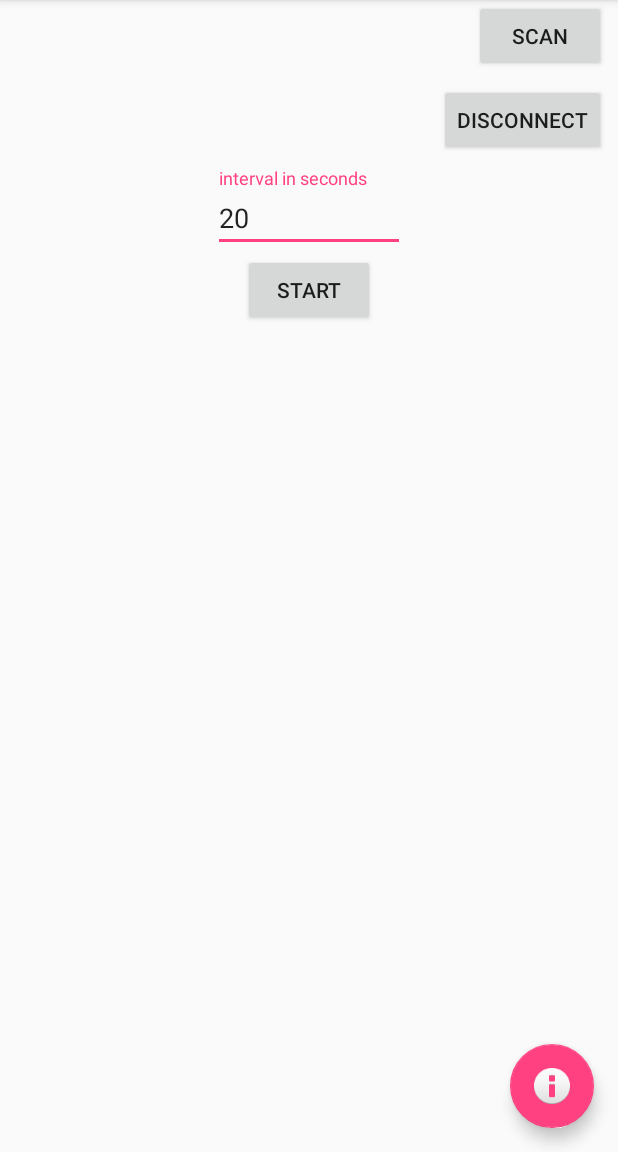
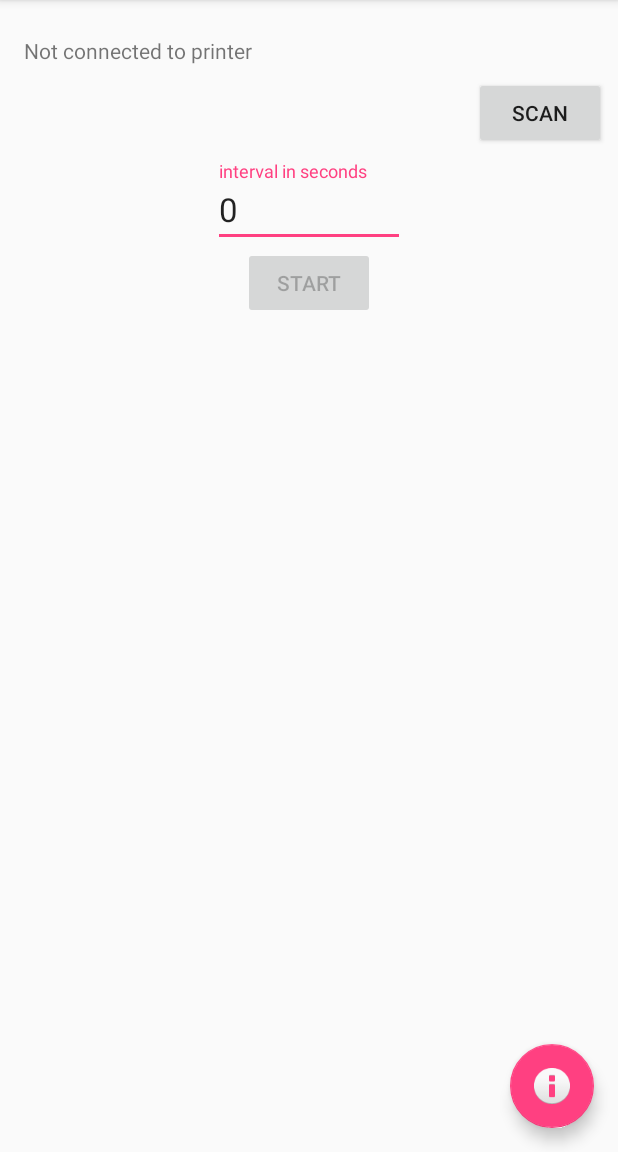
Before and after one commit to maiatoday/HelloLittlePrinter, an Android app: the screen it shows after launch (MainActivity), on a phone screen of 412 x 824 dp, the part 84-1236 px from its top. Run offline under Robolectric (Android 15) with nearby library versions, the phone set to English and light mode, and no system bars.

Commit message:
Save results to preferences

```diff
--- a/app/src/main/java/net/maiatoday/hellolittleprinter/MainActivity.kt
+++ b/app/src/main/java/net/maiatoday/hellolittleprinter/MainActivity.kt
@@ -6,27 +6,46 @@ import android.support.design.widget.Snackbar
 import android.support.v7.app.AppCompatActivity
 import android.view.Menu
 import android.view.MenuItem
+import android.view.View
 
 import kotlinx.android.synthetic.main.activity_main.*
 import kotlinx.android.synthetic.main.content_main.*
+import kotlinx.android.synthetic.main.content_run_test.*
 
 class MainActivity : AppCompatActivity() {
+
+    private var isConnected: Boolean = false
+    private var printerName: String = ""
+
+    lateinit var preferences: Prefs
 
     override fun onCreate(savedInstanceState: Bundle?) {
         super.onCreate(savedInstanceState)
         setContentView(R.layout.activity_main)
         setSupportActionBar(toolbar)
+        preferences = Prefs(this)
 
         fab.setOnClickListener { view ->
-            Snackbar.make(view, "Replace with your own action", Snackbar.LENGTH_LONG)
+            Snackbar.make(view, "Results of last test", Snackbar.LENGTH_LONG)
                     .setAction("Action", null).show()
+            //TODO show results of last test
         }
         butttonStart.setOnClickListener { view ->
             val interval = editInterval.text.toString()
+            preferences.interval = interval.toInt()
             val i = Intent(this, RunTestActivity::class.java)
             i.putExtra(RunTestActivity.EXTRA_INTERVAL, interval)
             startActivity(i)
         }
+        buttonScan.setOnClickListener { view ->
+            showListOfPairedDevices()
+
+        }
+        buttonDisconnect.setOnClickListener { view ->
+            disconnectFromPrinter()
+        }
+        editInterval.setText(preferences.interval.toString())
+        setConnectionStateOnUI()
     }
 
     override fun onCreateOptionsMenu(menu: Menu): Boolean {
@@ -44,4 +63,39 @@ class MainActivity : AppCompatActivity() {
             else -> super.onOptionsItemSelected(item)
         }
     }
+
+    private fun setConnectionStateOnUI() {
+        if (isConnected) {
+            textStatus.text = "Connected to printer $printerName"
+            buttonDisconnect.visibility = View.VISIBLE
+            buttonScan.visibility = View.GONE
+            butttonStart.isEnabled = true
+        } else {
+            textStatus.text = "Not connected to printer"
+            buttonDisconnect.visibility = View.GONE
+            buttonScan.visibility = View.VISIBLE
+            butttonStart.isEnabled = false
+        }
+    }
+
+
+    private fun connectToPrinter(name: String) {
+        //TODO connect to printer
+        printerName = name
+        isConnected = true
+        setConnectionStateOnUI()
+    }
+
+
+    private fun disconnectFromPrinter() {
+        //TODO disconnect from the printer
+        printerName = ""
+        isConnected = false
+        setConnectionStateOnUI()
+    }
+
+    private fun showListOfPairedDevices() {
+        //TODO start show list of paired devices
+        connectToPrinter("blahblah")
+    }
 }
--- /dev/null
+++ b/app/src/main/java/net/maiatoday/hellolittleprinter/Prefs.kt
@@ -0,0 +1,36 @@
+package net.maiatoday.hellolittleprinter
+
+import android.content.Context
+import android.content.SharedPreferences
+
+/**
+ * Created by maia on 2017/09/05.
+ */
+class Prefs (context: Context) {
+    companion object {
+        const val PREFS_FILENAME = "net.maiatoday.hellolittleprinter.prefs"
+        const val INTERVAL = "interval"
+        const val COUNT = "count"
+        const val START_TIME = "startTime"
+        const val END_TIME = "endTime"
+
+    }
+
+    val prefs: SharedPreferences = context.getSharedPreferences(PREFS_FILENAME, 0)
+
+    var interval: Int
+        get() = prefs.getInt(INTERVAL, 0)
+        set(value) = prefs.edit().putInt(INTERVAL, value).apply()
+
+    var count: Int
+        get() = prefs.getInt(COUNT, 0)
+        set(value) = prefs.edit().putInt(COUNT, value).apply()
+
+    var startTimeMs: Long
+        get() = prefs.getLong(START_TIME, 0)
+        set(value) = prefs.edit().putLong(START_TIME, value).apply()
+
+    var endTimeMs: Long
+        get() = prefs.getLong(END_TIME, 0)
+        set(value) = prefs.edit().putLong(END_TIME, value).apply()
+}
--- a/app/src/main/java/net/maiatoday/hellolittleprinter/util/ContextExtensions.kt
+++ b/app/src/main/java/net/maiatoday/hellolittleprinter/util/ContextExtensions.kt
@@ -8,3 +8,7 @@ import android.widget.Toast
  */
 fun Context.toast(message: CharSequence) =
         Toast.makeText(this, message, Toast.LENGTH_SHORT).show()
+
+
+fun Context.toastSlow(message: CharSequence) =
+        Toast.makeText(this, message, Toast.LENGTH_LONG).show()
--- a/app/src/main/res/layout/content_main.xml
+++ b/app/src/main/res/layout/content_main.xml
@@ -38,6 +38,7 @@
             android:hint="interval in seconds"
             android:inputType="number"
             android:text="20"
+            android:textAppearance="@style/TextAppearance.AppCompat.Large.Inverse"
             tools:layout_editor_absoluteX="83dp"
             tools:layout_editor_absoluteY="273dp" />
     </android.support.design.widget.TextInputLayout>
@@ -47,28 +48,29 @@
         android:layout_width="wrap_content"
         android:layout_height="wrap_content"
         android:layout_marginEnd="8dp"
+        android:layout_marginTop="8dp"
         android:text="Scan"
         app:layout_constraintEnd_toEndOf="parent"
-        tools:layout_editor_absoluteY="48dp" />
+        app:layout_constraintTop_toBottomOf="@+id/textStatus" />
 
     <Button
         android:id="@+id/buttonDisconnect"
         android:layout_width="wrap_content"
         android:layout_height="wrap_content"
         android:layout_marginEnd="8dp"
-        android:layout_marginTop="8dp"
+        android:layout_marginTop="16dp"
         android:text="Disconnect"
+        android:visibility="gone"
         app:layout_constraintEnd_toEndOf="parent"
-        app:layout_constraintTop_toBottomOf="@+id/buttonScan" />
+        app:layout_constraintTop_toBottomOf="@+id/buttonScan"
+        tools:visibility="visible" />
 
     <TextView
         android:id="@+id/textStatus"
         android:layout_width="wrap_content"
         android:layout_height="wrap_content"
-        android:layout_marginBottom="8dp"
-        android:layout_marginStart="8dp"
-        android:layout_marginTop="8dp"
-        app:layout_constraintBottom_toTopOf="@+id/buttonScan"
+        android:layout_marginStart="16dp"
+        android:layout_marginTop="24dp"
         app:layout_constraintStart_toStartOf="parent"
         app:layout_constraintTop_toTopOf="parent"
         tools:text="No printer connected" />
```
Also changed, not shown: app/src/main/java/net/maiatoday/hellolittleprinter/RunTestActivity.kt (+18 -11 lines).
